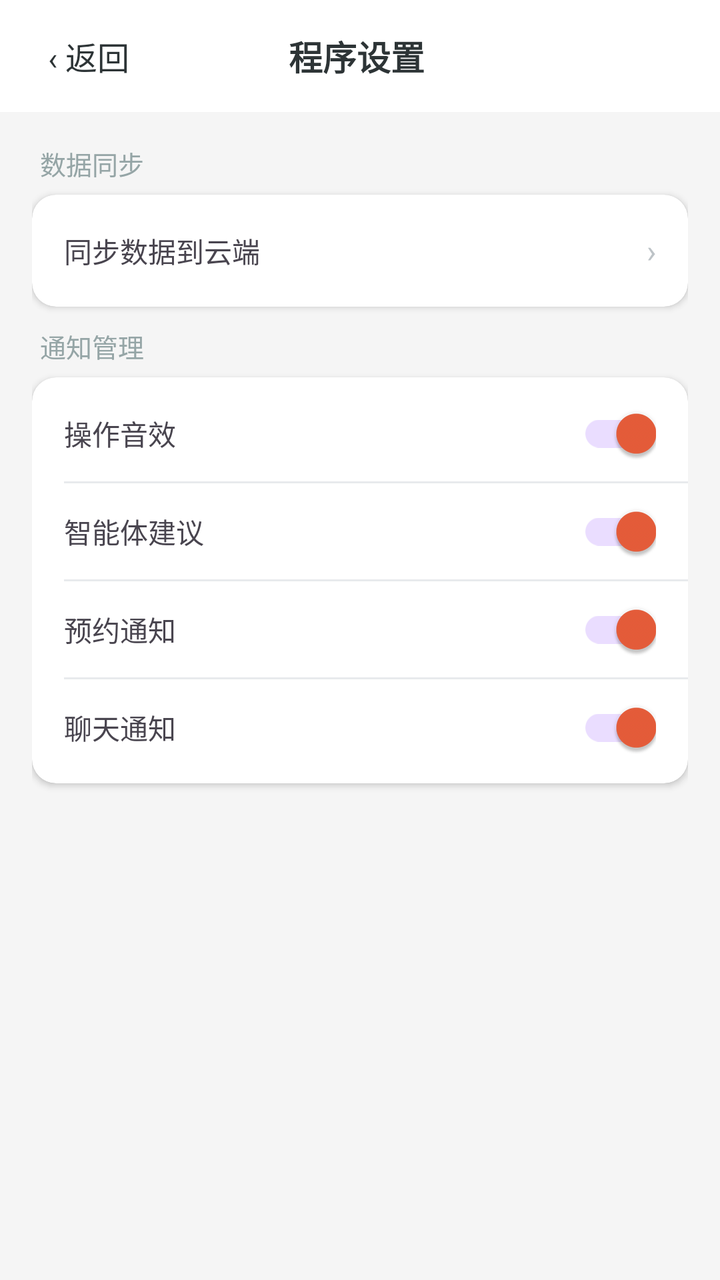
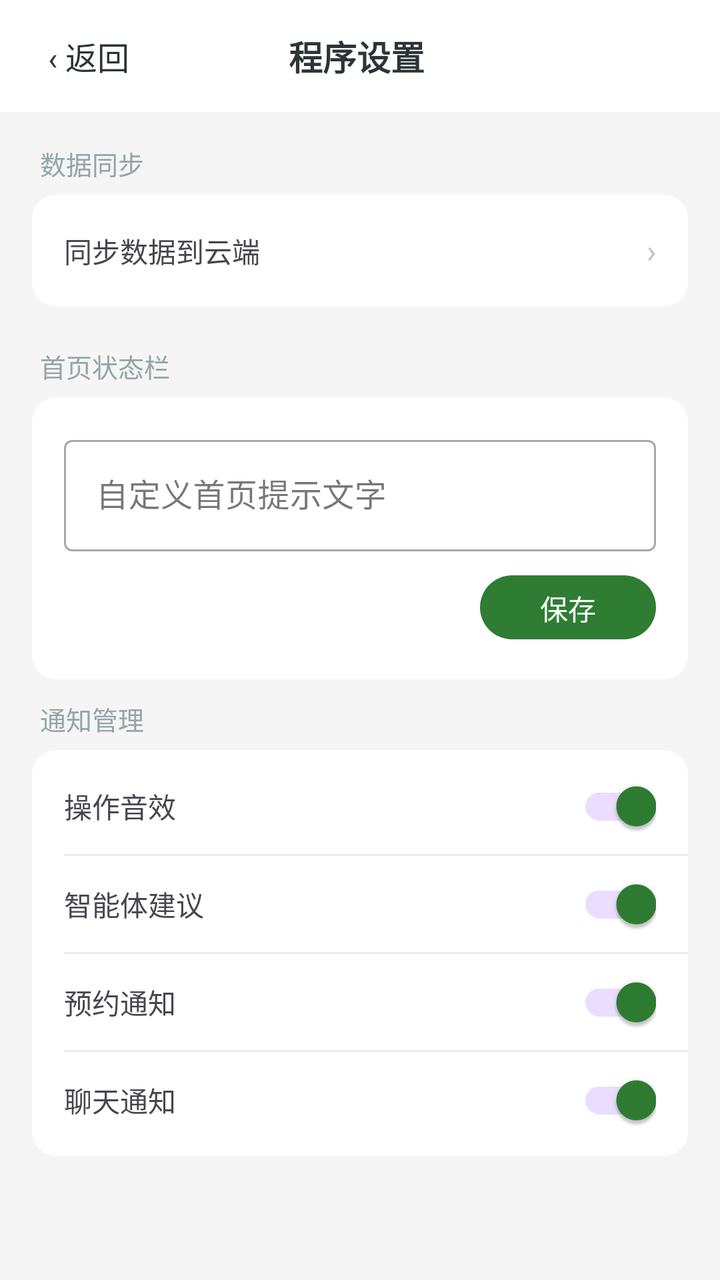

Compare the two renders of this Android layout. The source of the first and the diff that turns it into the second are given below.
<!-- AndroidManifest.xml: application theme Theme.ClothingSI -->
<!-- res/layout/activity_program_settings.xml -->
<?xml version="1.0" encoding="utf-8"?>
<LinearLayout xmlns:android="http://schemas.android.com/apk/res/android"
    xmlns:app="http://schemas.android.com/apk/res-auto"
    android:layout_width="match_parent" android:layout_height="match_parent"
    android:orientation="vertical" android:background="#F5F5F5">

    <LinearLayout android:layout_width="match_parent" android:layout_height="56dp"
        android:background="#FFFFFF" android:orientation="horizontal"
        android:gravity="center_vertical" android:paddingStart="16dp" android:paddingEnd="16dp">
        <TextView android:id="@+id/btn_back" android:layout_width="wrap_content"
            android:layout_height="wrap_content" android:text="‹ 返回"
            android:textSize="16dp" android:textColor="#2D3436" android:padding="8dp" />
        <TextView android:layout_width="0dp" android:layout_height="wrap_content"
            android:layout_weight="1" android:text="程序设置"
            android:textSize="17dp" android:textStyle="bold" android:textColor="#2D3436"
            android:gravity="center" android:layout_marginEnd="60dp"
            android:id="@+id/tv_title" />
    </LinearLayout>

    <ScrollView android:layout_width="match_parent" android:layout_height="match_parent">
        <LinearLayout android:layout_width="match_parent" android:layout_height="wrap_content"
            android:orientation="vertical" android:padding="16dp">

            
            <TextView android:layout_width="wrap_content" android:layout_height="wrap_content"
                android:text="数据同步" android:textSize="13dp" android:textColor="#95A5A6"
                android:layout_marginBottom="6dp" android:layout_marginStart="4dp" />
            <androidx.cardview.widget.CardView android:layout_width="match_parent"
                android:layout_height="wrap_content" app:cardCornerRadius="12dp"
                app:cardElevation="2dp" android:layout_marginBottom="10dp">
                <LinearLayout android:layout_width="match_parent" android:layout_height="wrap_content"
                    android:orientation="vertical" android:paddingVertical="4dp">
                    <LinearLayout android:id="@+id/settings_sync"
                        android:layout_width="match_parent" android:layout_height="48dp"
                        android:orientation="horizontal" android:gravity="center_vertical"
                        android:paddingHorizontal="16dp" android:clickable="true" android:focusable="true">
                        <TextView android:layout_width="0dp" android:layout_height="wrap_content"
                            android:layout_weight="1" android:text="同步数据到云端" android:textSize="14dp" />
                        <TextView android:layout_width="wrap_content" android:layout_height="wrap_content"
                            android:text="›" android:textSize="16dp" android:textColor="#BDC3C7" />
                    </LinearLayout>
                </LinearLayout>
            </androidx.cardview.widget.CardView>

            
            <TextView android:layout_width="wrap_content" android:layout_height="wrap_content"
                android:text="通知管理" android:textSize="13dp" android:textColor="#95A5A6"
                android:layout_marginBottom="6dp" android:layout_marginStart="4dp" />
            <androidx.cardview.widget.CardView android:layout_width="match_parent"
                android:layout_height="wrap_content" app:cardCornerRadius="12dp"
                app:cardElevation="2dp" android:layout_marginBottom="10dp">
                <LinearLayout android:layout_width="match_parent" android:layout_height="wrap_content"
                    android:orientation="vertical" android:paddingVertical="4dp">
                    <LinearLayout android:layout_width="match_parent" android:layout_height="48dp"
                        android:orientation="horizontal" android:gravity="center_vertical"
                        android:paddingHorizontal="16dp">
                        <TextView android:layout_width="0dp" android:layout_height="wrap_content"
                            android:layout_weight="1" android:text="操作音效" android:textSize="14dp" />
                        <com.google.android.material.switchmaterial.SwitchMaterial
                            android:id="@+id/switch_sound" android:layout_width="wrap_content"
                            android:layout_height="wrap_content" android:checked="true" />
                    </LinearLayout>
                    <View android:layout_width="match_parent" android:layout_height="1dp" android:background="#E8EAED" android:layout_marginStart="16dp" />
                    <LinearLayout android:layout_width="match_parent" android:layout_height="48dp"
                        android:orientation="horizontal" android:gravity="center_vertical"
                        android:paddingHorizontal="16dp">
                        <TextView android:layout_width="0dp" android:layout_height="wrap_content"
                            android:layout_weight="1" android:text="智能体建议" android:textSize="14dp" />
                        <com.google.android.material.switchmaterial.SwitchMaterial
                            android:id="@+id/switch_notify_agent" android:layout_width="wrap_content"
                            android:layout_height="wrap_content" android:checked="true" />
                    </LinearLayout>
                    <View android:layout_width="match_parent" android:layout_height="1dp" android:background="#E8EAED" android:layout_marginStart="16dp" />
                    <LinearLayout android:layout_width="match_parent" android:layout_height="48dp"
                        android:orientation="horizontal" android:gravity="center_vertical"
                        android:paddingHorizontal="16dp">
                        <TextView android:layout_width="0dp" android:layout_height="wrap_content"
                            android:layout_weight="1" android:text="预约通知" android:textSize="14dp" />
                        <com.google.android.material.switchmaterial.SwitchMaterial
                            android:id="@+id/switch_notify_appt" android:layout_width="wrap_content"
                            android:layout_height="wrap_content" android:checked="true" />
                    </LinearLayout>
                    <View android:layout_width="match_parent" android:layout_height="1dp" android:background="#E8EAED" android:layout_marginStart="16dp" />
                    <LinearLayout android:layout_width="match_parent" android:layout_height="48dp"
                        android:orientation="horizontal" android:gravity="center_vertical"
                        android:paddingHorizontal="16dp">
                        <TextView android:layout_width="0dp" android:layout_height="wrap_content"
                            android:layout_weight="1" android:text="聊天通知" android:textSize="14dp" />
                        <com.google.android.material.switchmaterial.SwitchMaterial
                            android:id="@+id/switch_notify_chat" android:layout_width="wrap_content"
                            android:layout_height="wrap_content" android:checked="true" />
                    </LinearLayout>
                </LinearLayout>
            </androidx.cardview.widget.CardView>

        </LinearLayout>
    </ScrollView>
</LinearLayout>
<!-- resources referenced by this layout -->
<resources>
  <style name="Theme.ClothingSI" parent="Theme.Material3.Light.NoActionBar">
          <item name="colorPrimary">@color/primary</item>
          <item name="colorPrimaryDark">@color/primary_dark</item>
          <item name="colorAccent">@color/accent</item>
          <item name="android:statusBarColor">@color/primary_dark</item>
          <item name="android:navigationBarColor">@color/white</item>
      </style>
  <color name="primary">#E85D3A</color>
  <color name="primary_dark">#D35400</color>
  <color name="accent">#F4A460</color>
  <color name="white">#FFFFFF</color>
</resources>

<!-- the commit's change to res/layout/activity_program_settings.xml (unified diff, before → after) -->
@@ -27,7 +27,7 @@
                 android:layout_marginBottom="6dp" android:layout_marginStart="4dp" />
             <androidx.cardview.widget.CardView android:layout_width="match_parent"
                 android:layout_height="wrap_content" app:cardCornerRadius="12dp"
-                app:cardElevation="2dp" android:layout_marginBottom="10dp">
+                app:cardElevation="0dp" android:layout_marginBottom="10dp">
                 <LinearLayout android:layout_width="match_parent" android:layout_height="wrap_content"
                     android:orientation="vertical" android:paddingVertical="4dp">
                     <LinearLayout android:id="@+id/settings_sync"
@@ -44,11 +44,38 @@
 
             
             <TextView android:layout_width="wrap_content" android:layout_height="wrap_content"
+                android:text="首页状态栏" android:textSize="13dp" android:textColor="#95A5A6"
+                android:layout_marginBottom="6dp" android:layout_marginStart="4dp"
+                android:layout_marginTop="10dp" />
+            <androidx.cardview.widget.CardView android:layout_width="match_parent"
+                android:layout_height="wrap_content" app:cardCornerRadius="12dp"
+                app:cardElevation="0dp" android:layout_marginBottom="10dp">
+                <LinearLayout android:layout_width="match_parent" android:layout_height="wrap_content"
+                    android:orientation="vertical" android:padding="16dp">
+                    <com.google.android.material.textfield.TextInputLayout
+                        android:layout_width="match_parent" android:layout_height="wrap_content"
+                        android:hint="自定义首页提示文字"
+                        style="@style/Widget.MaterialComponents.TextInputLayout.OutlinedBox">
+                        <com.google.android.material.textfield.TextInputEditText
+                            android:id="@+id/et_home_status"
+                            android:layout_width="match_parent" android:layout_height="wrap_content"
+                            android:maxLines="2" android:inputType="text" />
+                    </com.google.android.material.textfield.TextInputLayout>
+                    <com.google.android.material.button.MaterialButton
+                        android:id="@+id/btn_save_home_status"
+                        android:layout_width="wrap_content" android:layout_height="40dp"
+                        android:text="保存" android:textSize="14dp" app:cornerRadius="20dp"
+                        android:layout_gravity="end" android:layout_marginTop="8dp" />
+                </LinearLayout>
+            </androidx.cardview.widget.CardView>
+
+            
+            <TextView android:layout_width="wrap_content" android:layout_height="wrap_content"
                 android:text="通知管理" android:textSize="13dp" android:textColor="#95A5A6"
                 android:layout_marginBottom="6dp" android:layout_marginStart="4dp" />
             <androidx.cardview.widget.CardView android:layout_width="match_parent"
                 android:layout_height="wrap_content" app:cardCornerRadius="12dp"
-                app:cardElevation="2dp" android:layout_marginBottom="10dp">
+                app:cardElevation="0dp" android:layout_marginBottom="10dp">
                 <LinearLayout android:layout_width="match_parent" android:layout_height="wrap_content"
                     android:orientation="vertical" android:paddingVertical="4dp">
                     <LinearLayout android:layout_width="match_parent" android:layout_height="48dp"
<!-- resource entries referenced after the edit -->
@@ -4,12 +4,20 @@
           <item name="colorPrimary">@color/primary</item>
           <item name="colorPrimaryDark">@color/primary_dark</item>
           <item name="colorAccent">@color/accent</item>
-          <item name="android:statusBarColor">@color/primary_dark</item>
+          <item name="android:statusBarColor">@android:color/transparent</item>
           <item name="android:navigationBarColor">@color/white</item>
+          
+          <item name="android:windowLightStatusBar">true</item>
+          
+          <item name="android:fontFamily">sans-serif</item>
+          <item name="android:textViewStyle">@style/TextView.Base</item>
       </style>
-  <color name="primary">#E85D3A</color>
-  <color name="primary_dark">#D35400</color>
-  <color name="accent">#F4A460</color>
+  <color name="primary">#2E7D32</color>
+  <color name="primary_dark">#1B5E20</color>
+  <color name="accent">#66BB6A</color>
   <color name="white">#FFFFFF</color>
+  <style name="TextView.Base" parent="android:Widget.TextView">
+          <item name="android:fontFamily">sans-serif</item>
+      </style>
 </resources>
 
